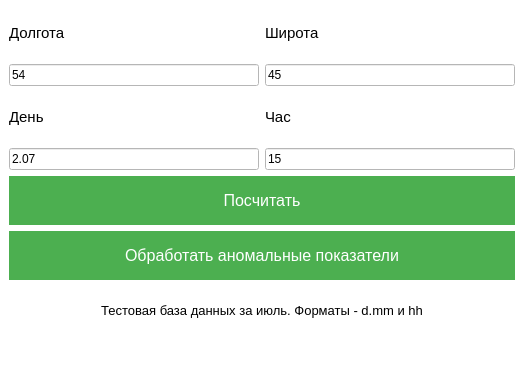
Above: weather_forecast/mainwindow.ui from 3614N/weather-forecast before the change. Below: the same form after it.
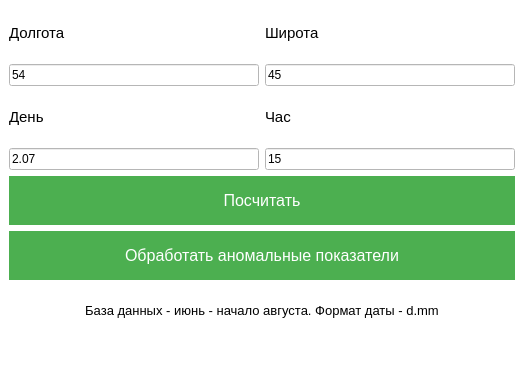
That is the form after the change.

```diff
--- a/weather_forecast/mainwindow.ui
+++ b/weather_forecast/mainwindow.ui
@@ -118,7 +118,7 @@
        </font>
       </property>
       <property name="text">
-       <string>&lt;html&gt;&lt;head/&gt;&lt;body&gt;&lt;p align=&quot;center&quot;&gt;Тестовая база данных за июль. Форматы - d.mm  и hh&lt;/p&gt;&lt;/body&gt;&lt;/html&gt;</string>
+       <string>&lt;html&gt;&lt;head/&gt;&lt;body&gt;&lt;p align=&quot;center&quot;&gt;База данных - июнь - начало августа. Формат даты - d.mm&lt;/p&gt;&lt;/body&gt;&lt;/html&gt;</string>
       </property>
      </widget>
     </item>
```
